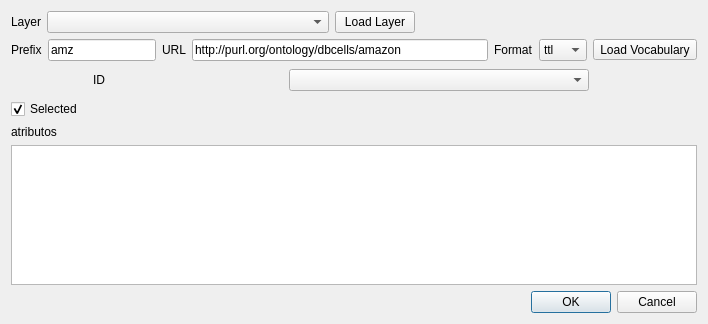
This is export_observation_dialog_base.ui in dbcells/export-observations as Qt 5 draws it before an edit. The edited form follows.
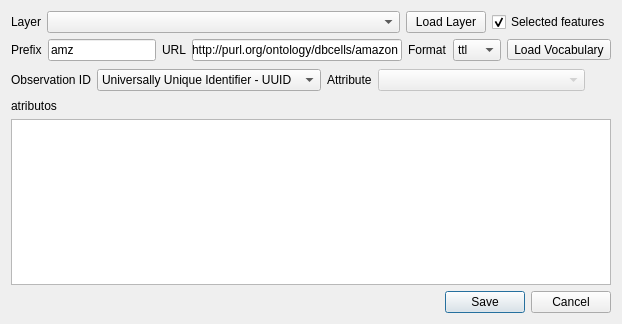
This is the edited form.

Commit message: include table attribute

```diff
--- a/export_observation_dialog_base.ui
+++ b/export_observation_dialog_base.ui
@@ -6,7 +6,7 @@
    <rect>
     <x>0</x>
     <y>0</y>
-    <width>708</width>
+    <width>622</width>
     <height>324</height>
    </rect>
   </property>
@@ -52,17 +52,14 @@
         </widget>
        </item>
        <item>
-        <spacer name="horizontalSpacer_2">
-         <property name="orientation">
-          <enum>Qt::Horizontal</enum>
+        <widget class="QCheckBox" name="checkSelected">
+         <property name="text">
+          <string>Selected features</string>
          </property>
-         <property name="sizeHint" stdset="0">
-          <size>
-           <width>40</width>
-           <height>20</height>
-          </size>
+         <property name="checked">
+          <bool>true</bool>
          </property>
-        </spacer>
+        </widget>
        </item>
       </layout>
      </item>
@@ -175,19 +172,19 @@
          <item>
           <widget class="QLabel" name="labelID">
            <property name="sizePolicy">
-            <sizepolicy hsizetype="Fixed" vsizetype="Preferred">
+            <sizepolicy hsizetype="Maximum" vsizetype="Expanding">
              <horstretch>0</horstretch>
              <verstretch>0</verstretch>
             </sizepolicy>
            </property>
            <property name="minimumSize">
             <size>
-             <width>108</width>
+             <width>0</width>
              <height>0</height>
             </size>
            </property>
            <property name="text">
-            <string>ID</string>
+            <string>Observation ID</string>
            </property>
           </widget>
          </item>
@@ -201,10 +198,40 @@
            </property>
            <property name="maximumSize">
             <size>
-             <width>300</width>
+             <width>16777215</width>
              <height>16777215</height>
             </size>
            </property>
+           <item>
+            <property name="text">
+             <string>Universally Unique Identifier - UUID</string>
+            </property>
+           </item>
+           <item>
+            <property name="text">
+             <string>Layer Attribute</string>
+            </property>
+           </item>
+          </widget>
+         </item>
+         <item>
+          <widget class="QLabel" name="label_4">
+           <property name="sizePolicy">
+            <sizepolicy hsizetype="Fixed" vsizetype="Preferred">
+             <horstretch>0</horstretch>
+             <verstretch>0</verstretch>
+            </sizepolicy>
+           </property>
+           <property name="text">
+            <string>Attribute</string>
+           </property>
+          </widget>
+         </item>
+         <item>
+          <widget class="QComboBox" name="comboBox">
+           <property name="enabled">
+            <bool>false</bool>
+           </property>
           </widget>
          </item>
          <item>
@@ -225,16 +252,6 @@
          </item>
         </layout>
        </item>
-       <item>
-        <widget class="QCheckBox" name="checkSelected">
-         <property name="text">
-          <string>Selected</string>
-         </property>
-         <property name="checked">
-          <bool>true</bool>
-         </property>
-        </widget>
-       </item>
        <item>
         <widget class="QLabel" name="atributos">
          <property name="text">
@@ -265,7 +282,7 @@
        <item>
         <widget class="QDialogButtonBox" name="buttonBox">
          <property name="standardButtons">
-          <set>QDialogButtonBox::Cancel|QDialogButtonBox::Ok</set>
+          <set>QDialogButtonBox::Cancel|QDialogButtonBox::Save</set>
          </property>
         </widget>
        </item>
```
The commit also changes 3 other files.
